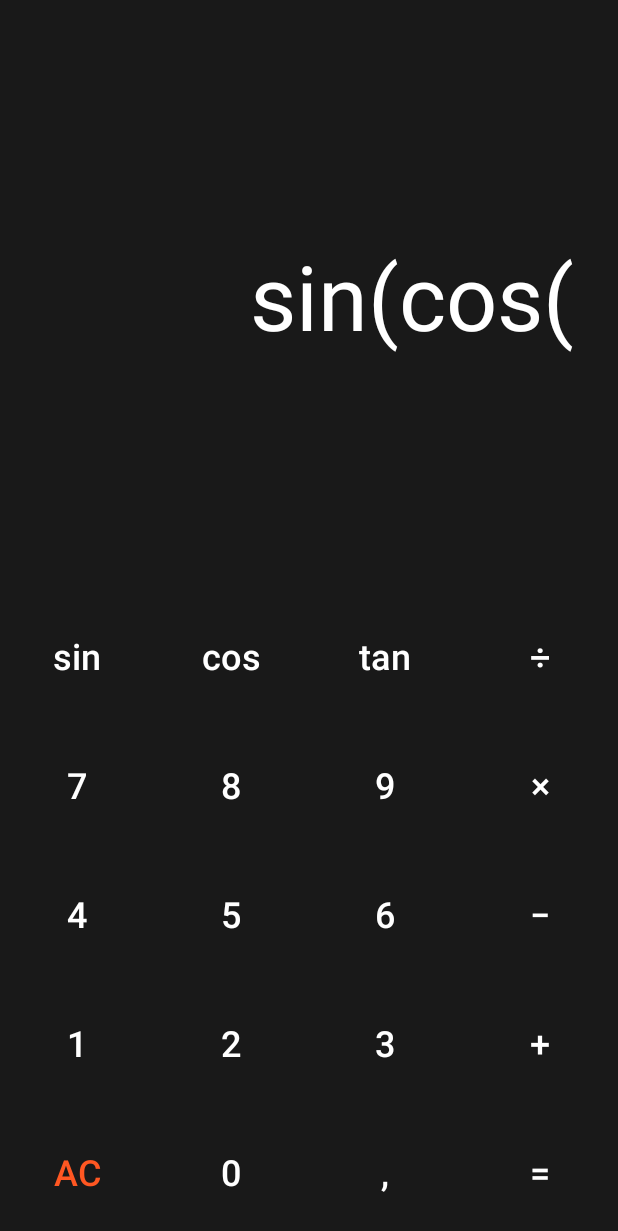
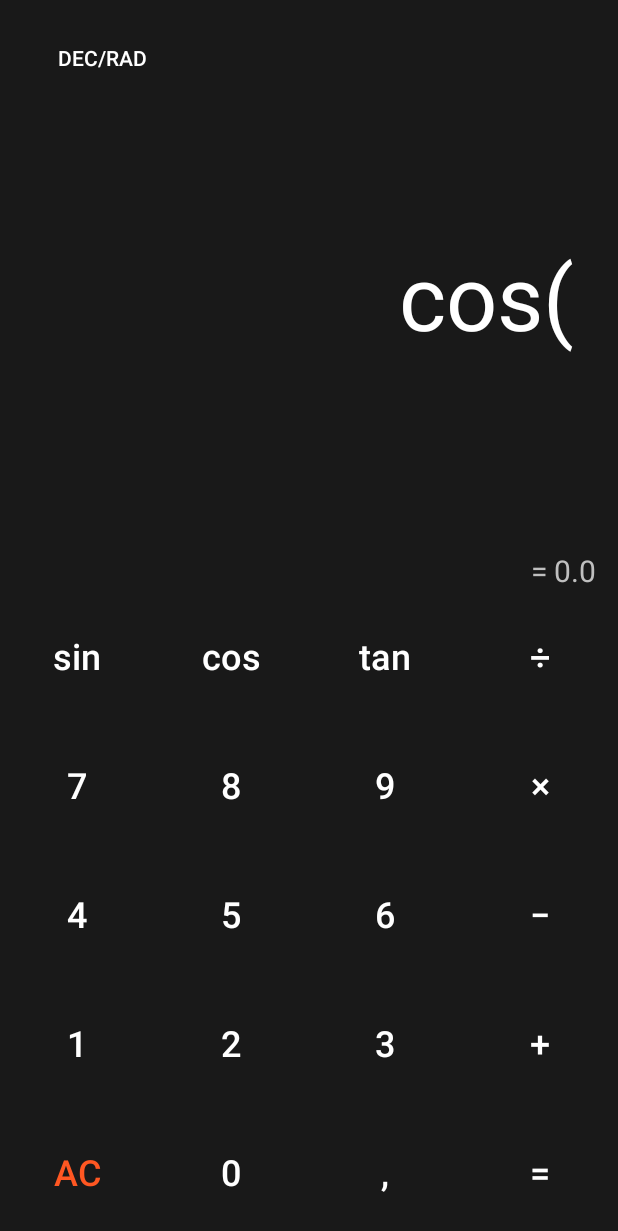
Before and after one commit to ad-qu/android-calculator, an Android app: the screen it shows after launch (MainActivity), after a tap on "cos", on a phone screen of 412 x 824 dp. Shown: the top 1231 px of the screen. Run offline under Robolectric (Android 15) with nearby library versions, the phone set to English and light mode, and no system bars; 1 other tap on this screen came first.

Commit message:
DEC/RAD added

```diff
--- a/app/src/main/res/layout/activity_main.xml
+++ b/app/src/main/res/layout/activity_main.xml
@@ -358,4 +358,18 @@
         app:layout_constraintTop_toTopOf="parent"
         app:layout_constraintVertical_bias="1.0" />
 
+    <Button
+        android:id="@+id/button_decrad"
+        style="@style/Widget.AppCompat.Button.Borderless"
+        android:layout_width="104dp"
+        android:layout_height="45dp"
+        android:layout_marginTop="16dp"
+        android:text="DEC/RAD"
+        android:visibility="invisible"
+        app:layout_constraintEnd_toEndOf="parent"
+        app:layout_constraintHorizontal_bias="0.052"
+        app:layout_constraintStart_toStartOf="parent"
+        app:layout_constraintTop_toTopOf="parent"
+        tools:ignore="TouchTargetSizeCheck" />
+
 </androidx.constraintlayout.widget.ConstraintLayout>
```
Also changed, not shown: app/src/main/java/edu/upc/eetac/dsa/androidcalculator/MainActivity.java (+154 -30 lines).
